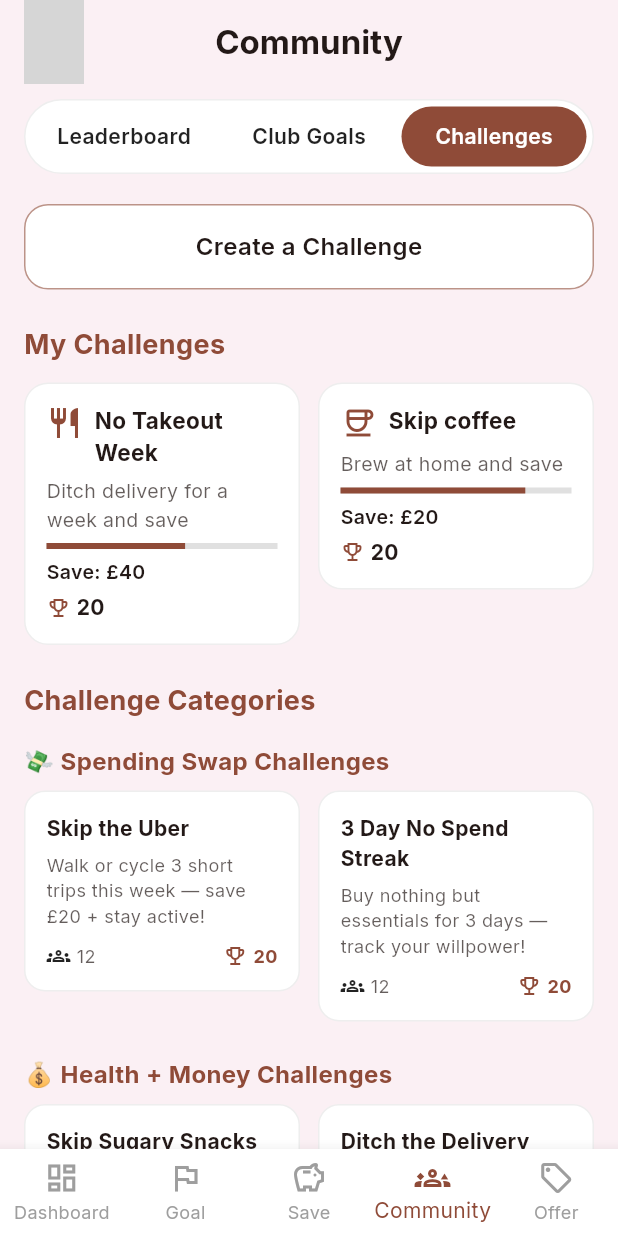
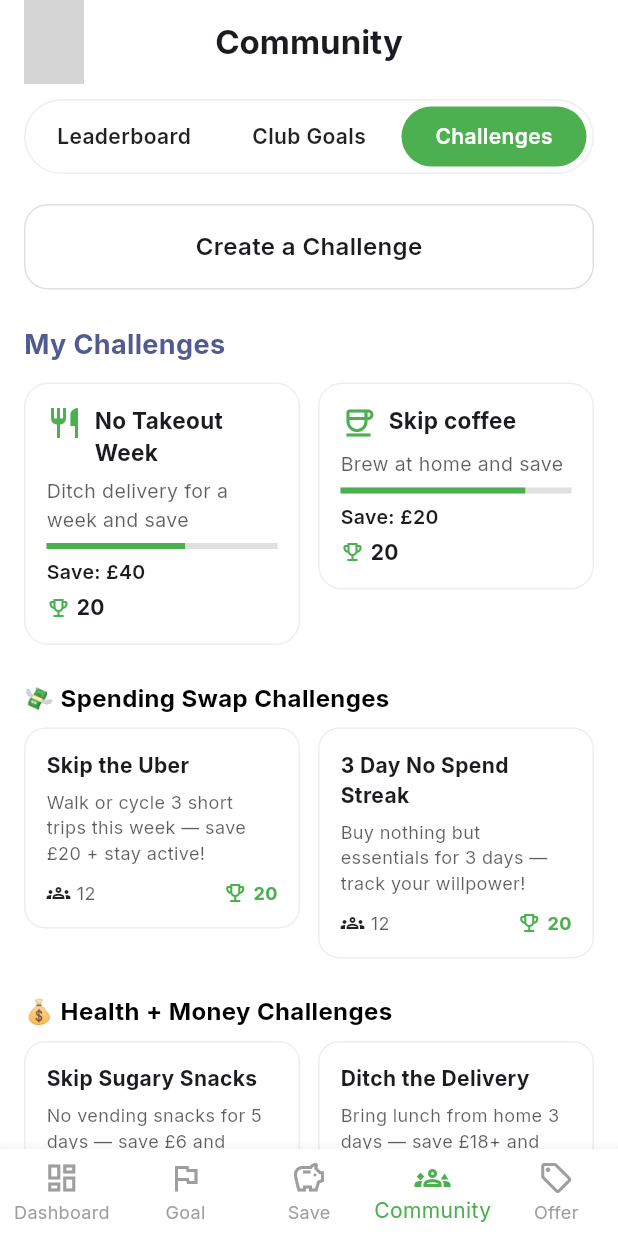
Before and after one commit to tmanas06/Challenge_flutter, a Flutter app: the screen it shows after launch, on a phone screen of 412 x 824 dp. Run offline on Flutter 3.47's test engine with Material 3 defaults, Android fonts, the light colour scheme and no system bars; our stand-ins replace google_fonts; network calls fail; grey boxes are pictures that could not be loaded.

Commit message:
ui fixed

```diff
--- a/lib/main.dart
+++ b/lib/main.dart
@@ -14,8 +14,8 @@ class ChallengeApp extends StatelessWidget {
       debugShowCheckedModeBanner: false,
       theme: ThemeData(
         brightness: Brightness.light,
-        scaffoldBackgroundColor: const Color(0xFFFBF0F4),
-        colorScheme: ColorScheme.fromSeed(seedColor: const Color(0xFF91736B)),
+        scaffoldBackgroundColor: Colors.white,
+        colorScheme: ColorScheme.fromSeed(seedColor: Colors.indigo),
         textTheme: GoogleFonts.interTextTheme(textTheme),
         useMaterial3: true,
       ),
@@ -44,19 +44,22 @@ class _CommunityPageState extends State<CommunityPage> {
       appBar: AppBar(
         backgroundColor: theme.scaffoldBackgroundColor,
         elevation: 0,
-        title: Text("Community", style: TextStyle(fontWeight: FontWeight.bold, color: theme.colorScheme.onSurface)),
+        title: Text("Community",
+            style: TextStyle(
+                fontWeight: FontWeight.bold,
+                color: theme.colorScheme.onSurface)),
         centerTitle: true,
         leading: const Padding(
           padding: EdgeInsets.only(left: 16),
           child: CircleAvatar(
-            backgroundImage: NetworkImage('https://images.unsplash.com/photo-1529626455594-4ff0802cfb7e'),
+            backgroundImage: NetworkImage(
+                'https://images.unsplash.com/photo-1529626455594-4ff0802cfb7e'),
           ),
         ),
       ),
-      body: SingleChildScrollView(
+      body: ListView(
         padding: const EdgeInsets.symmetric(horizontal: 16, vertical: 10),
-        child: Column(
-          crossAxisAlignment: CrossAxisAlignment.start,
+        physics: const AlwaysScrollableScrollPhysics(),
         children: [
           ChallengeTabs(
             selectedIndex: _selectedTabIndex,
@@ -69,12 +72,14 @@ class _CommunityPageState extends State<CommunityPage> {
           const SizedBox(height: 20),
           const CreateChallengeButton(),
           const SizedBox(height: 24),
-            Text("My Challenges", style: TextStyle(fontSize: 18, fontWeight: FontWeight.bold, color: accent)),
+          Text("My Challenges",
+              style: TextStyle(
+                  fontSize: 18, fontWeight: FontWeight.bold, color: accent)),
           const SizedBox(height: 12),
-            const Row(
+          Row(
             crossAxisAlignment: CrossAxisAlignment.start,
-              children: [
-                Expanded(
+            children: const [
+              Flexible(
                 child: MyChallengeCard(
                   title: "No Takeout Week",
                   description: "Ditch delivery for a week and save",
@@ -85,7 +90,7 @@ class _CommunityPageState extends State<CommunityPage> {
                 ),
               ),
               SizedBox(width: 12),
-                Expanded(
+              Flexible(
                 child: MyChallengeCard(
                   title: "Skip coffee",
                   description: "Brew at home and save",
@@ -98,17 +103,17 @@ class _CommunityPageState extends State<CommunityPage> {
             ],
           ),
           const SizedBox(height: 24),
-            Text("Challenge Categories", style: TextStyle(fontSize: 18, fontWeight: FontWeight.bold, color: accent)),
-            const SizedBox(height: 16),
           CategorySection(
             title: "💸 Spending Swap Challenges",
             challenges: const [
               SmallChallengeCard(
                   title: "Skip the Uber",
-                    description: "Walk or cycle 3 short trips this week — save £20 + stay active!"),
+                  description:
+                  "Walk or cycle 3 short trips this week — save £20 + stay active!"),
               SmallChallengeCard(
                   title: "3 Day No Spend Streak",
-                    description: "Buy nothing but essentials for 3 days — track your willpower!"),
+                  description:
+                  "Buy nothing but essentials for 3 days — track your willpower!"),
             ],
           ),
           const SizedBox(height: 24),
@@ -117,10 +122,12 @@ class _CommunityPageState extends State<CommunityPage> {
             challenges: const [
               SmallChallengeCard(
                   title: "Skip Sugary Snacks",
-                    description: "No vending snacks for 5 days — save £6 and break the habit!"),
+                  description:
+                  "No vending snacks for 5 days — save £6 and break the habit!"),
               SmallChallengeCard(
                   title: "Ditch the Delivery",
-                    description: "Bring lunch from home 3 days — save £18+ and stay healthy!"),
+                  description:
+                  "Bring lunch from home 3 days — save £18+ and stay healthy!"),
             ],
           ),
           const SizedBox(height: 24),
@@ -129,28 +136,57 @@ class _CommunityPageState extends State<CommunityPage> {
             challenges: const [
               SmallChallengeCard(
                   title: "Fast £25 Challenge",
-                    description: "Save £25 in one week by skipping small daily spends."),
+                  description:
+                  "Save £25 in one week by skipping small daily spends."),
               SmallChallengeCard(
                   title: "Payday Split",
                   description: "Move 10% of your next income to your goal fund."),
             ],
           ),
+          const SizedBox(height: 24),
+          CategorySection(
+            title: "👥 Social & Community Challenges",
+            challenges: const [
+              SmallChallengeCard(
+                  title: "Coffee Crew Challenge",
+                  description:
+                  "5 people, 5 days, no takeout coffee. Team streak wins!"),
+              SmallChallengeCard(
+                  title: "Shared Goal Challenge",
+                  description: "Pick a goal and hit the target as a team."),
             ],
           ),
+          const SizedBox(height: 24),
+          CategorySection(
+            title: "🍂 Seasonal Challenges",
+            challenges: const [
+              SmallChallengeCard(
+                  title: "Autumn No-Spend",
+                  description: "Enjoy the free autumn activities for a weekend."),
+              SmallChallengeCard(
+                  title: "Festive Fund Boost",
+                  description: "Save £2 a day for the festive season."),
+            ],
+          ),
+        ],
       ),
       bottomNavigationBar: BottomNavigationBar(
         currentIndex: _bottomNavIndex,
-        selectedItemColor: accent,
+        selectedItemColor: Colors.green,
         unselectedItemColor: Colors.grey,
         backgroundColor: Colors.white,
         type: BottomNavigationBarType.fixed,
         onTap: (index) => setState(() => _bottomNavIndex = index),
         items: const [
-          BottomNavigationBarItem(icon: Icon(Icons.dashboard_outlined), label: "Dashboard"),
+          BottomNavigationBarItem(
+              icon: Icon(Icons.dashboard_outlined), label: "Dashboard"),
           BottomNavigationBarItem(icon: Icon(Icons.flag_outlined), label: "Goal"),
-          BottomNavigationBarItem(icon: Icon(Icons.savings_outlined), label: "Save"),
-          BottomNavigationBarItem(icon: Icon(Icons.groups_3_outlined), label: "Community"),
-          BottomNavigationBarItem(icon: Icon(Icons.local_offer_outlined), label: "Offer"),
+          BottomNavigationBarItem(
+              icon: Icon(Icons.savings_outlined), label: "Save"),
+          BottomNavigationBarItem(
+              icon: Icon(Icons.groups_3_outlined), label: "Community"),
+          BottomNavigationBarItem(
+              icon: Icon(Icons.local_offer_outlined), label: "Offer"),
         ],
       ),
     );
@@ -167,8 +203,7 @@ class ChallengeTabs extends StatelessWidget {
 
   @override
   Widget build(BuildContext context) {
-    final theme = Theme.of(context);
-    final accent = theme.colorScheme.primary;
+    final accent = Colors.green; // selected tab color
 
     return Container(
       decoration: BoxDecoration(
@@ -199,7 +234,10 @@ class ChallengeTabs extends StatelessWidget {
           ),
           padding: const EdgeInsets.symmetric(vertical: 10),
           alignment: Alignment.center,
-          child: Text(text, style: TextStyle(color: isSelected ? Colors.white : Colors.black87, fontWeight: FontWeight.w600)),
+          child: Text(text,
+              style: TextStyle(
+                  color: isSelected ? Colors.white : Colors.black87,
+                  fontWeight: FontWeight.w600)),
         ),
       ),
     );
@@ -218,11 +256,14 @@ class CreateChallengeButton extends StatelessWidget {
       decoration: BoxDecoration(
         color: Colors.white,
         borderRadius: BorderRadius.circular(16),
-        border: Border.all(color: theme.colorScheme.primary.withOpacity(0.6)),
+        border: Border.all(color: Colors.grey.shade300),
       ),
       child: Center(
         child: Text("Create a Challenge",
-            style: TextStyle(fontWeight: FontWeight.w600, fontSize: 16, color: theme.colorScheme.onSurface)),
+            style: TextStyle(
+                fontWeight: FontWeight.w600,
+                fontSize: 16,
+                color: theme.colorScheme.onSurface)),
       ),
     );
   }
@@ -248,8 +289,8 @@ class MyChallengeCard extends StatelessWidget {
 
   @override
   Widget build(BuildContext context) {
+    final accent = Colors.green; // icon color
     final theme = Theme.of(context);
-    final accent = theme.colorScheme.primary;
 
     return Container(
       padding: const EdgeInsets.all(14),
@@ -267,21 +308,36 @@ class MyChallengeCard extends StatelessWidget {
               Icon(icon, color: accent),
               const SizedBox(width: 8),
               Expanded(
-                  child: Text(title, style: TextStyle(fontWeight: FontWeight.bold, fontSize: 15, color: theme.colorScheme.onSurface))),
+                  child: Text(title,
+                      style: TextStyle(
+                          fontWeight: FontWeight.bold,
+                          fontSize: 15,
+                          color: theme.colorScheme.onSurface))),
             ],
           ),
           const SizedBox(height: 6),
-          Text(description, style: TextStyle(fontSize: 13, color: theme.colorScheme.onSurface.withOpacity(0.7))),
+          Text(description,
+              style: TextStyle(
+                  fontSize: 13,
+                  color: theme.colorScheme.onSurface.withOpacity(0.7))),
           const SizedBox(height: 6),
-          LinearProgressIndicator(value: progress, backgroundColor: Colors.grey.shade300, color: accent),
+          LinearProgressIndicator(
+              value: progress, backgroundColor: Colors.grey.shade300, color: accent),
           const SizedBox(height: 6),
-          Text(saveText, style: TextStyle(fontSize: 13, fontWeight: FontWeight.w600, color: theme.colorScheme.onSurface)),
+          Text(saveText,
+              style: TextStyle(
+                  fontSize: 13,
+                  fontWeight: FontWeight.w600,
+                  color: theme.colorScheme.onSurface)),
           const SizedBox(height: 4),
           Row(
             children: [
               Icon(Icons.emoji_events_outlined, size: 16, color: accent),
               const SizedBox(width: 4),
-              Text('$trophyPoints', style: TextStyle(fontWeight: FontWeight.bold, color: theme.colorScheme.onSurface)),
+              Text('$trophyPoints',
+                  style: TextStyle(
+                      fontWeight: FontWeight.bold,
+                      color: theme.colorScheme.onSurface)),
             ],
           ),
         ],
@@ -298,12 +354,11 @@ class CategorySection extends StatelessWidget {
 
   @override
   Widget build(BuildContext context) {
-    final theme = Theme.of(context);
-    final accent = theme.colorScheme.primary;
     return Column(
       crossAxisAlignment: CrossAxisAlignment.start,
       children: [
-        Text(title, style: TextStyle(fontWeight: FontWeight.w700, fontSize: 16, color: accent)),
+        Text(title,
+            style: const TextStyle(fontWeight: FontWeight.w700, fontSize: 16, color: Colors.black)),
         const SizedBox(height: 8),
         Row(
           crossAxisAlignment: CrossAxisAlignment.start,
@@ -326,8 +381,8 @@ class SmallChallengeCard extends StatelessWidget {
 
   @override
   Widget build(BuildContext context) {
+    final accent = Colors.green;
     final theme = Theme.of(context);
-    final accent = theme.colorScheme.primary;
     return Container(
       padding: const EdgeInsets.all(14),
       decoration: BoxDecoration(
@@ -338,9 +393,15 @@ class SmallChallengeCard extends StatelessWidget {
       child: Column(
         crossAxisAlignment: CrossAxisAlignment.start,
         children: [
-          Text(title, style: TextStyle(fontWeight: FontWeight.bold, fontSize: 14, color: theme.colorScheme.onSurface)),
+          Text(title,
+              style: TextStyle(
+                  fontWeight: FontWeight.bold,
+                  fontSize: 14,
+                  color: theme.colorScheme.onSurface)),
           const SizedBox(height: 6),
-          Text(description, style: TextStyle(fontSize: 12, color: theme.colorScheme.onSurface.withOpacity(0.7))),
+          Text(description,
+              style: TextStyle(
+                  fontSize: 12, color: theme.colorScheme.onSurface.withOpacity(0.7))),
           const SizedBox(height: 10),
           Row(
             mainAxisAlignment: MainAxisAlignment.spaceBetween,
@@ -348,12 +409,19 @@ class SmallChallengeCard extends StatelessWidget {
               Row(children: [
                 const Icon(Icons.groups_outlined, size: 16),
                 const SizedBox(width: 4),
-                Text("12", style: TextStyle(fontSize: 12, color: theme.colorScheme.onSurface.withOpacity(0.7)))
+                Text("12",
+                    style: TextStyle(
+                        fontSize: 12,
+                        color: theme.colorScheme.onSurface.withOpacity(0.7)))
               ]),
               Row(children: [
                 Icon(Icons.emoji_events_outlined, size: 16, color: accent),
                 const SizedBox(width: 4),
-                Text("20", style: TextStyle(fontWeight: FontWeight.bold, fontSize: 12, color: accent))
+                Text("20",
+                    style: TextStyle(
+                        fontWeight: FontWeight.bold,
+                        fontSize: 12,
+                        color: accent))
               ]),
             ],
           )
```
Lines whose indentation alone changed are shown as unchanged.
